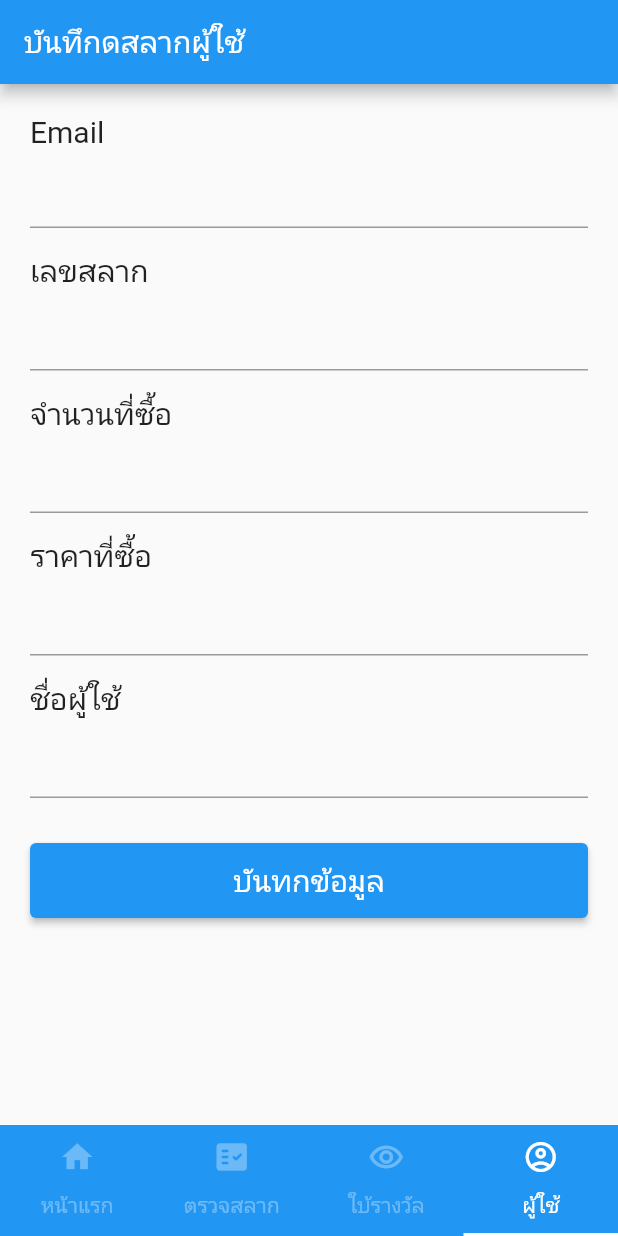
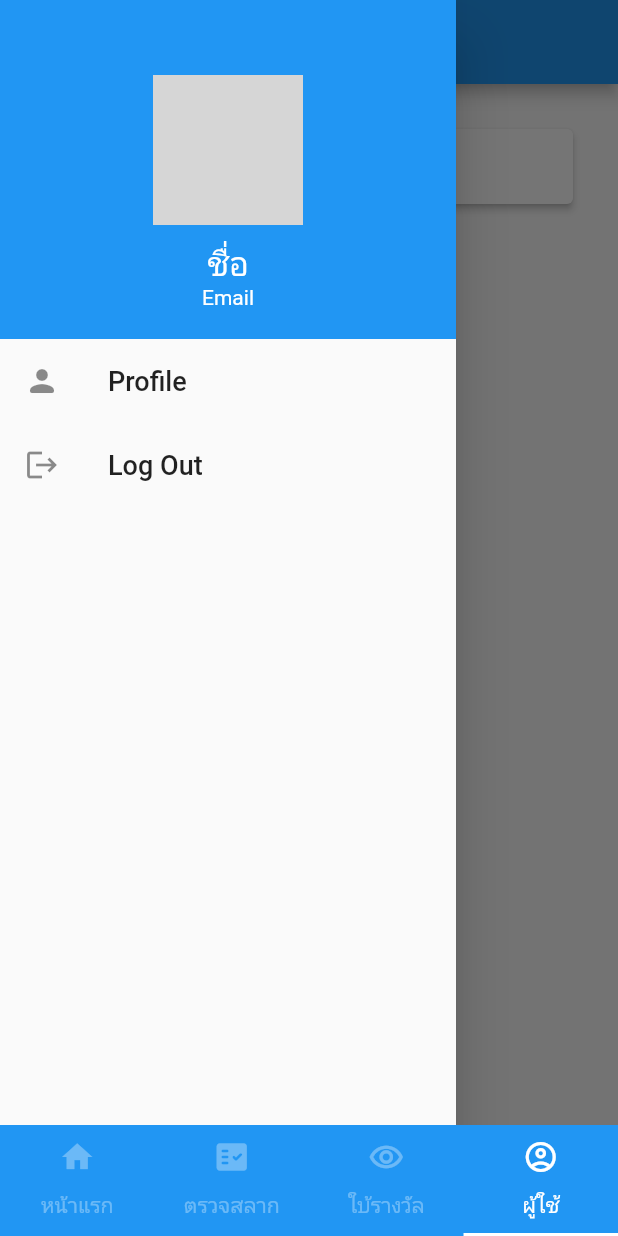
Before and after one commit to yosaphon/flutter, a Flutter app: the screen it shows after launch, item 4 of the bottom bar chosen, with the side drawer open (before the commit the screen has no drawer), on a phone screen of 412 x 824 dp. Run offline on Flutter 3.47's test engine with Material 2 defaults, Android fonts, the phone set to English and light mode, and no system bars; our stand-ins replace cloud_firestore, firebase_auth, firebase_core, font_awesome_flutter, form_field_validator, google_sign_in; missing offline and left inert: qr_code_scanner; accounts and stored records are empty; network calls fail; grey boxes are pictures that could not be loaded.

```diff
--- a/lib/main.dart
+++ b/lib/main.dart
@@ -1,27 +1,33 @@
 import 'package:firebase_core/firebase_core.dart';
 import 'package:flutter/material.dart';
+import 'package:lotto/provider/google_sign_in.dart';
+import 'package:lotto/screen/display_userlotto.dart';
 import 'package:lotto/screen/displaycheck.dart';
 import 'package:lotto/screen/displaylotto.dart';
-import 'package:lotto/screen/formshowlotto.dart';
+import 'package:flutter/services.dart';
+import 'package:provider/provider.dart';
 
 void main() async {
   WidgetsFlutterBinding.ensureInitialized();
   await Firebase.initializeApp();
+  SystemChrome.setPreferredOrientations(
+      [DeviceOrientation.portraitUp, DeviceOrientation.portraitDown]);
   runApp(MyApp());
 }
 
 class MyApp extends StatelessWidget {
   // This widget is the root of your application.
   @override
-  Widget build(BuildContext context) {
-    return MaterialApp(
+  Widget build(BuildContext context) => ChangeNotifierProvider(
+        create: (context) => GoogleSignInProvider(),
+        child: MaterialApp(
           title: 'Lottery',
           theme: ThemeData(
             primarySwatch: Colors.blue,
           ),
           home: MyHomePage(title: 'Lottery app'),
+        ),
       );
-  }
 }
 
 class MyHomePage extends StatefulWidget {
@@ -40,13 +46,19 @@ class _MyHomePageState extends State<MyHomePage> {
         length: 4,
         child: Scaffold(
           body: TabBarView(
-            children: [DisplayScreen(), Formqrcodescan(), Container(), Formshowlotto()],
+            physics: NeverScrollableScrollPhysics(),
+            children: [
+              DisplayScreen(),
+              Formqrcodescan(),
+              Container(),
+              UserprofileLottery()
+            ],
           ),
           backgroundColor: Colors.blue,
-
           bottomNavigationBar: TabBar(
             labelColor: Color(0xffffffff), // สีของข้อความปุ่มที่เลือก
-            unselectedLabelColor: Color(0x55ffffff), // สีของข้อความปุ่มที่ไม่ได้เลือก
+            unselectedLabelColor:
+                Color(0x55ffffff), // สีของข้อความปุ่มที่ไม่ได้เลือก
             tabs: [
               Tab(text: "หน้าแรก", icon: Icon(Icons.home)),
               Tab(text: "ตรวจสลาก", icon: Icon(Icons.fact_check_rounded)),
--- a/lib/screen/display_userlotto.dart
+++ b/lib/screen/display_userlotto.dart
@@ -0,0 +1,37 @@
+import 'package:flutter/material.dart';
+
+import 'displaylogin.dart';
+import 'menu_drawer.dart';
+
+class UserprofileLottery extends StatelessWidget {
+  @override
+  Widget build(BuildContext context) {
+
+    return Scaffold(
+      appBar: AppBar(
+        title: Text("ผู้ใช้"),
+      ),
+      drawer: MenuDrawer(),
+      body: Container(
+        padding: EdgeInsets.all(30),
+        child: Column(
+          children: [
+            ElevatedButton(
+              style: ElevatedButton.styleFrom(
+                  primary: Colors.white,
+                  onPrimary: Colors.black,
+                  minimumSize: Size(double.infinity, 50)),
+              child: Text("เพิ่มข้อมูลสลาก"),
+              onPressed: () {
+                Navigator.push(
+                  context,
+                  MaterialPageRoute(builder: (context) => SignUpLoginWidget()),
+                );
+              },
+            ),
+          ],
+        ),
+      ),
+    );
+  }
+}
--- a/lib/screen/displaycheck.dart
+++ b/lib/screen/displaycheck.dart
@@ -1,5 +1,7 @@
 import 'package:flutter/material.dart';
 import 'package:lotto/screen/qr_scan_page.dart';
+
+import 'menu_drawer.dart';
 
 class Formqrcodescan extends StatefulWidget {
   @override
@@ -16,6 +18,7 @@ class _FormqrcodescanState extends State<Formqrcodescan> {
   Widget build(BuildContext context) {
     return Scaffold(
       appBar: AppBar(title: Text("ตรวจรางวัล")),
+      drawer: MenuDrawer(),
       body: Container(
         padding: EdgeInsets.all(30),
         child: Column(
--- a/lib/screen/displaylotto.dart
+++ b/lib/screen/displaylotto.dart
@@ -1,5 +1,7 @@
 import 'package:cloud_firestore/cloud_firestore.dart';
 import 'package:flutter/material.dart';
+
+import 'menu_drawer.dart';
 
 class DisplayScreen extends StatefulWidget {
   @override
@@ -11,6 +13,7 @@ class _DisplayScreenState extends State<DisplayScreen> {
   Widget build(BuildContext context) {
     return Scaffold(
       appBar: AppBar(title: Text("หน้าแรก")),
+      drawer: MenuDrawer(),
       body: StreamBuilder(
         stream: FirebaseFirestore.instance.collection("lottery").snapshots(),
         builder: (context, AsyncSnapshot<QuerySnapshot> snapshot) {
--- /dev/null
+++ b/lib/screen/menu_drawer.dart
@@ -0,0 +1,78 @@
+import 'package:flutter/material.dart';
+import 'package:lotto/provider/google_sign_in.dart';
+import 'package:provider/provider.dart';
+
+class MenuDrawer extends StatelessWidget {
+  @override
+  Widget build(BuildContext context) {
+    return Drawer(
+      child: Column(
+        children: [
+          Container(
+            width: double.infinity,
+            padding: EdgeInsets.all(20),
+            color: Theme.of(context).primaryColor,
+            child: Center(
+              child: Column(
+                children: [
+                  Container(
+                    width: 100,
+                    height: 100,
+                    margin: EdgeInsets.only(bottom: 10, top: 30),
+                    // รูปโปรไฟล์
+                    decoration: BoxDecoration(
+                      shape: BoxShape.circle,
+                      image: DecorationImage(
+                        image: NetworkImage(""),
+                        fit: BoxFit.fill,
+                      ),
+                    ),
+                  ),
+                  // ชื่อผู้ใช้
+                  Text(
+                    "ชื่อ",
+                    style: TextStyle(
+                      fontSize: 22,
+                      color: Colors.white,
+                    ),
+                  ),
+                  // Email
+                  Text(
+                    "Email",
+                    style: TextStyle(
+                      color: Colors.white,
+                    ),
+                  ),
+                ],
+              ),
+            ),
+          ),
+          ListTile(
+            leading: Icon(Icons.person_rounded),
+            title: Text(
+              "Profile",
+              style: TextStyle(
+                fontSize: 18,
+              ),
+            ),
+            onTap: null,
+          ),
+          ListTile(
+            leading: Icon(Icons.logout),
+            title: Text(
+              "Log Out",
+              style: TextStyle(
+                fontSize: 18,
+              ),
+            ),
+            onTap: () {
+              final provider =
+                  Provider.of<GoogleSignInProvider>(context, listen: false);
+              provider.logout();
+            },
+          ),
+        ],
+      ),
+    );
+  }
+}
```
Also changed, not shown: lib/provider/google_sign_in.dart (added, +32 -0 lines), lib/screen/displaylogin.dart (added, +41 -0 lines), lib/screen/formshowlotto.dart (+9 -3 lines), pubspec.yaml (+12 -1 lines), pubspec.lock, 1 other file. Lines whose indentation alone changed are shown as unchanged.
